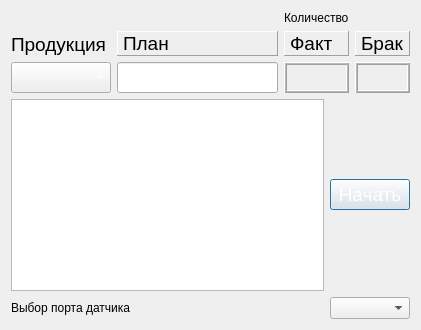
avovana/zebra_scanner_labeling, file dialog.ui: the form before one commit.
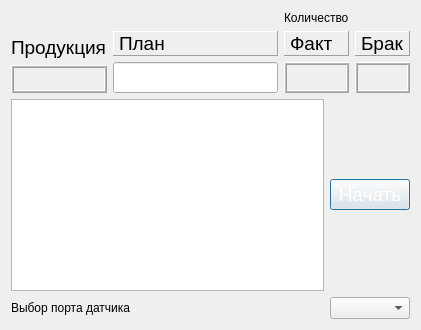
The form after the commit.

Diff of the .ui file:
```diff
--- a/dialog.ui
+++ b/dialog.ui
@@ -88,13 +88,7 @@
       </widget>
      </item>
      <item>
-      <widget class="QComboBox" name="comboBox">
-       <property name="sizePolicy">
-        <sizepolicy hsizetype="Preferred" vsizetype="Maximum">
-         <horstretch>0</horstretch>
-         <verstretch>0</verstretch>
-        </sizepolicy>
-       </property>
+      <widget class="QLabel" name="label_6">
        <property name="font">
         <font>
          <pointsize>14</pointsize>
@@ -102,8 +96,17 @@
          <bold>false</bold>
         </font>
        </property>
-       <property name="styleSheet">
-        <string notr="true">color: rgb(255, 255, 255);</string>
+       <property name="frameShape">
+        <enum>QFrame::Box</enum>
+       </property>
+       <property name="frameShadow">
+        <enum>QFrame::Raised</enum>
+       </property>
+       <property name="midLineWidth">
+        <number>1</number>
+       </property>
+       <property name="text">
+        <string/>
        </property>
       </widget>
      </item>
```
